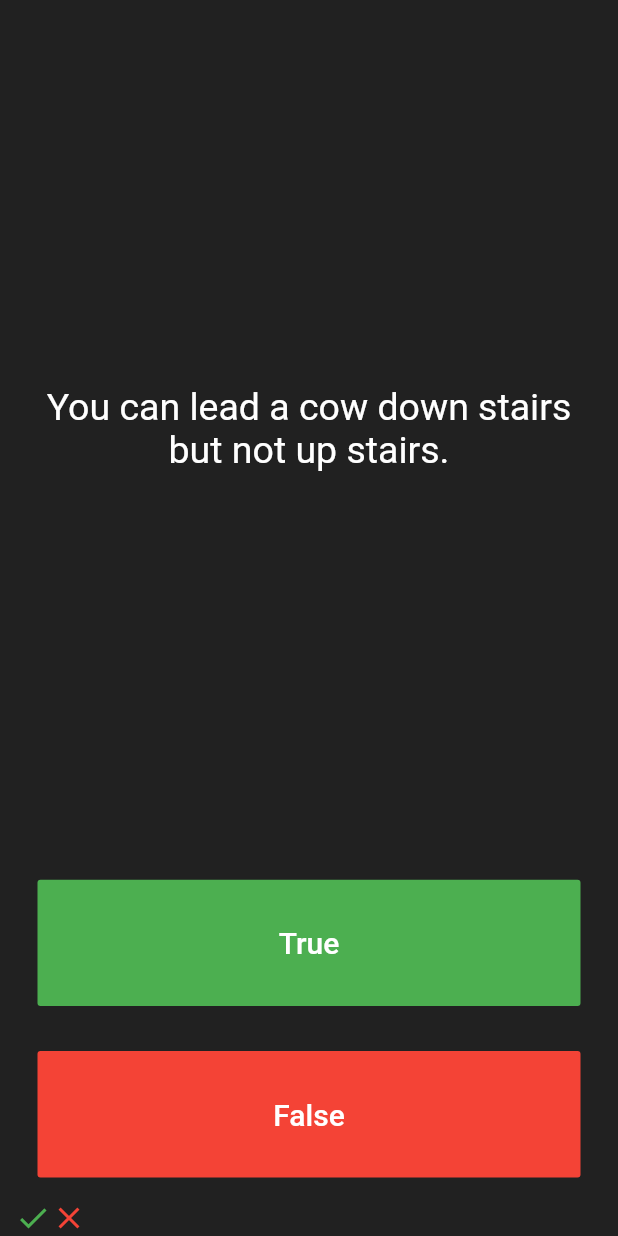
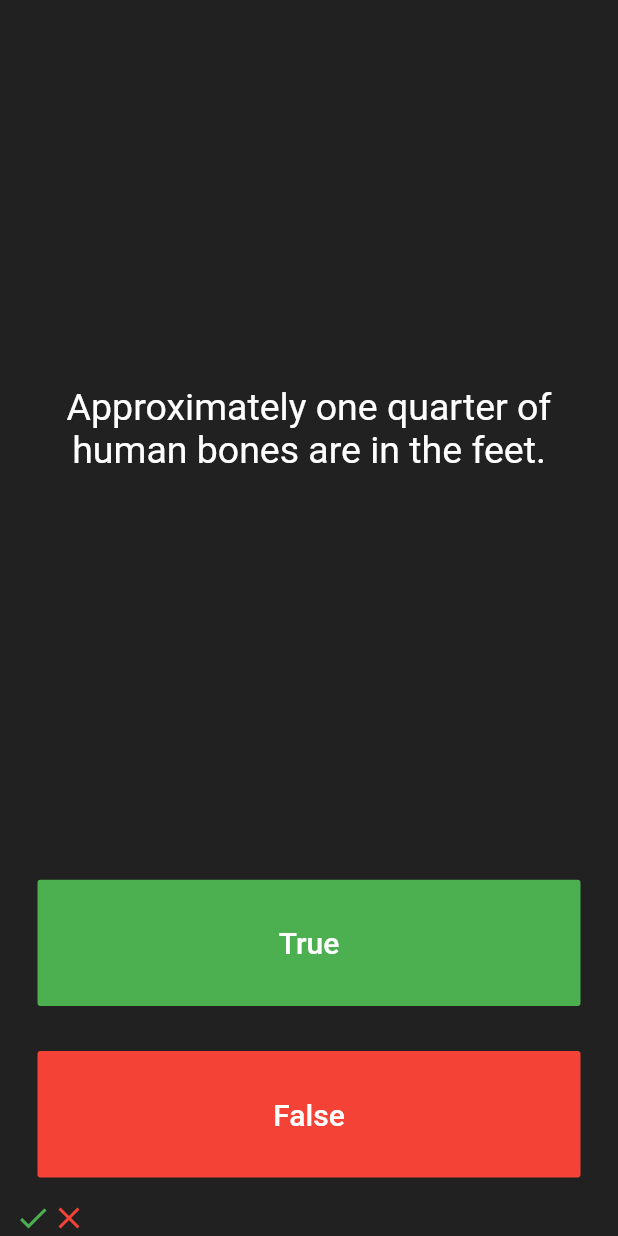
Before and after one commit to felexkuria/quizzler_flutter, a Flutter app: the screen it shows after launch, after a tap on "False", on a phone screen of 412 x 824 dp. Run offline on Flutter 3.47's test engine with Material 2 defaults, Android fonts, the phone set to English and light mode, and no system bars.

Commit message:
Rebuild UI  in main.dart tried to add functionality with if and else statement     Learning Outcomes Learn how to use if statement and change state of app 2.Abstraction[Learned abstraction by creating Models dir and proceed to Encapsulation] 3.Encapsulation 4.Inheritance 5.Polymorphism 6.Constructors[Learning about classes and method and property was nice one]

```diff
--- a/lib/main.dart
+++ b/lib/main.dart
@@ -39,11 +39,12 @@ class _QuizPageState extends State<QuizPage> {
     ),
   ];
 
-  //
-  Question questionOne = Question(
-    questionText: 'You can lead a cow down stairs but not up stairs.',
-    questionAnswer: false,
-  );
+  // Adding Question Class using a constructor
+  // Question questionOne = Question(
+  //   questionText: 'You can lead a cow down stairs but not up stairs.',
+  //   questionAnswer: false,
+  // );
+  QuestionBank _questionBank = QuestionBank();
 
   // List<String> questions = [
   //   'A slug\'s blood is green.',
@@ -74,7 +75,7 @@ class _QuizPageState extends State<QuizPage> {
             padding: EdgeInsets.all(10.0),
             child: Center(
               child: Text(
-                questionOne.questionText,
+                _questionBank.getQuestionText(questionTracker),
                 textAlign: TextAlign.center,
                 style: TextStyle(
                   fontSize: 25.0,
@@ -99,11 +100,13 @@ class _QuizPageState extends State<QuizPage> {
               ),
               onPressed: () {
                 //The user picked true.
-                bool correctAnswer = questionOne.questionAnswer;
+                bool correctAnswer
+                = _questionBank.questionAnswer[questionTracker];
 
                 if (correctAnswer == true) {
                   setState(() {
                     questionTracker++;
+                    print('Answer is True!!! $questionTracker');
                   });
                 }
               },
@@ -124,10 +127,12 @@ class _QuizPageState extends State<QuizPage> {
               ),
               onPressed: () {
                 //The user picked false.
-                bool correctAnswer = questionOne.questionAnswer;
+                bool correctAnswer = _questionBank
+                    .questionAnswer[questionTracker];
                 if (correctAnswer == false) {
                   setState(() {
                     questionTracker++;
+                    print('Answer is true!!!+ $questionTracker');
                   });
                 }
               },
--- a/lib/models/data.dart
+++ b/lib/models/data.dart
@@ -1,14 +1,51 @@
 import 'package:quizzler_flutter/models/questions.dart';
 
-final questionOne = Question(
-  questionText: 'You can lead a cow down stairs but not up stairs.',
-  questionAnswer: false,
-);
-final questionTwo = Question(
-  questionText: 'Approximately one quarter of human bones are in the feet.',
-  questionAnswer: true,
-);
-final questionThree = Question(
-  questionText: 'A slug\'s blood is green.',
-  questionAnswer: true,
-);
+class QuestionBank {
+  List<String> _question = [
+    'You can lead a cow down stairs but not up stairs.',
+    'Approximately one quarter of human bones are in the feet.',
+    'A slug\'s blood is green.',
+    'Some cats are actually allergic to humans',
+    'Buzz Aldrin\'s mother\'s maiden name was \"Moon\".',
+    'It is illegal to pee in the Ocean in Portugal.',
+    'No piece of square dry paper can be folded in half more than 7 times.',
+    'In London, UK, if you happen to die in the House of Parliament, you are technically entitled to a state funeral, because the building is considered too sacred a place.',
+    'The loudest sound produced by any animal is 188 decibels. That animal is the African Elephant.',
+    'The total surface area of two human lungs is approximately 70 square metres.',
+    'Google was originally called \"Backref\".',
+    'Chocolate affects a dog\'s heart and nervous system; a few ounces are enough to kill a small dog.',
+    'In West Virginia, USA, if you accidentally hit an animal with your car, you are free to take it home to eat.',
+  ];
+  List<bool> questionAnswer = [
+    false,
+    true,
+    true,
+    true,
+    true,
+    true,
+    false,
+    true,
+    false,
+    true,
+    true,
+    true,
+    true
+  ];
+
+  String getQuestionText(int questionTracker) {
+    return _question[questionTracker].toString();
+  }
+
+// final questionOne = Question(
+//   questionText: 'You can lead a cow down stairs but not up stairs.',
+//   questionAnswer: false,
+// );
+// final questionTwo = Question(
+//   questionText: 'Approximately one quarter of human bones are in the feet.',
+//   questionAnswer: true,
+// );
+// final questionThree = Question(
+//   questionText: 'A slug\'s blood is green.',
+//   questionAnswer: true,
+// );
+}
--- a/lib/models/questions.dart
+++ b/lib/models/questions.dart
@@ -1,6 +1,6 @@
 class Question {
   final String questionText;
   final bool questionAnswer;
-
+  //Adding a constructor by click ALT + SHIFT +ins and adding curly brace {}inside
   Question({this.questionText, this.questionAnswer});
 }
```
